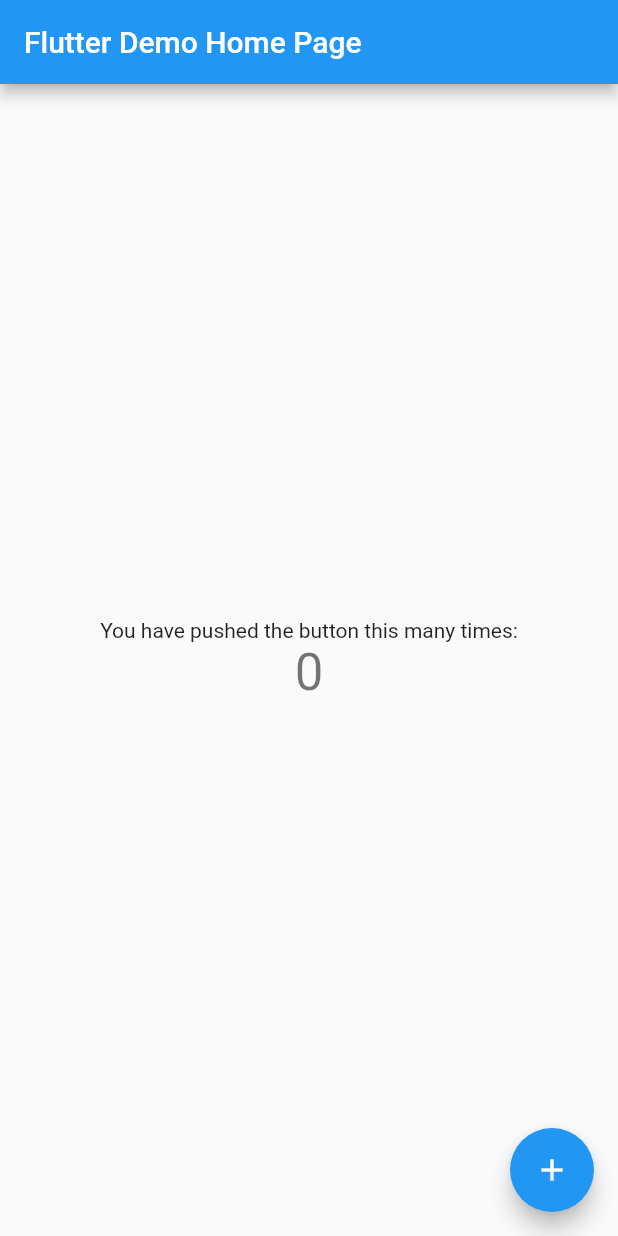
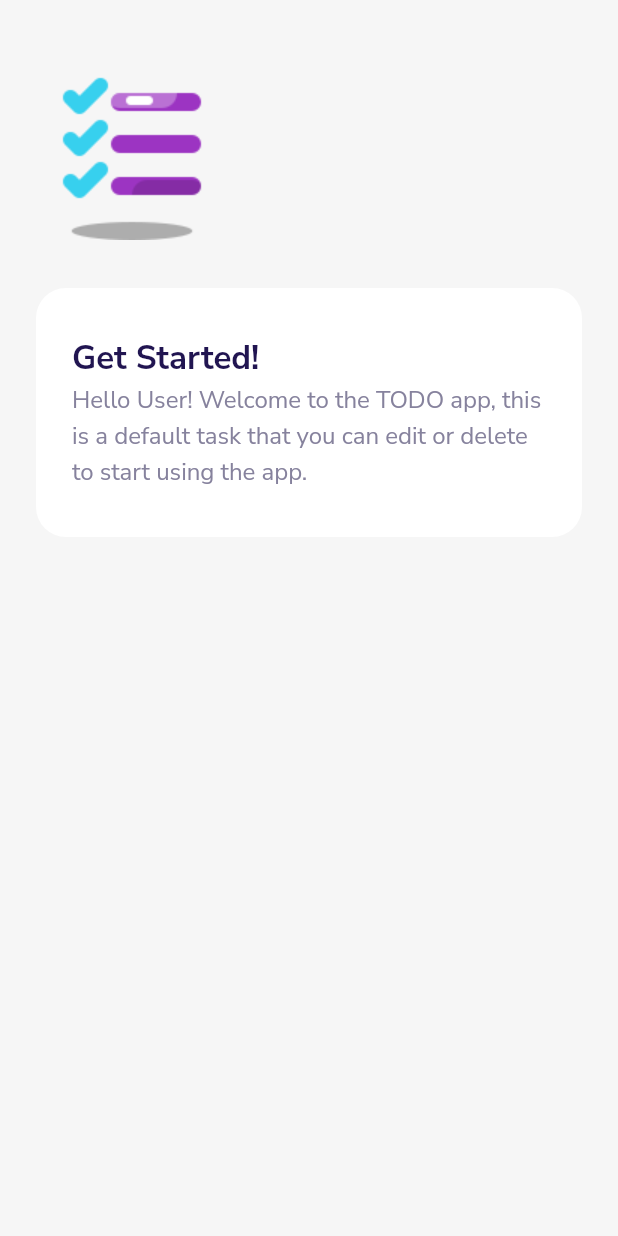
Before and after one commit to Mozart299/flutter_todo_app, a Flutter app: the screen it shows after launch, on a phone screen of 412 x 824 dp. Run offline on Flutter 3.47's test engine with Material 2 defaults, Android fonts, the phone set to English and light mode, and no system bars; our stand-ins replace google_fonts.

Commit message:
first commit

```diff
--- a/lib/main.dart
+++ b/lib/main.dart
@@ -1,4 +1,8 @@
+
+
 import 'package:flutter/material.dart';
+import 'package:flutter_todo_app/screens/homepage.dart';
+import 'package:google_fonts/google_fonts.dart';
 
 void main() {
   runApp(const MyApp());
@@ -11,105 +15,13 @@ class MyApp extends StatelessWidget {
   @override
   Widget build(BuildContext context) {
     return MaterialApp(
-      title: 'Flutter Demo',
+      debugShowCheckedModeBanner: false,
       theme: ThemeData(
-        // This is the theme of your application.
-        //
-        // Try running your application with "flutter run". You'll see the
-        // application has a blue toolbar. Then, without quitting the app, try
-        // changing the primarySwatch below to Colors.green and then invoke
-        // "hot reload" (press "r" in the console where you ran "flutter run",
-        // or simply save your changes to "hot reload" in a Flutter IDE).
-        // Notice that the counter didn't reset back to zero; the application
-        // is not restarted.
-        primarySwatch: Colors.blue,
+        textTheme: GoogleFonts.nunitoSansTextTheme(
+          Theme.of(context).textTheme,
+        ),
       ),
-      home: const MyHomePage(title: 'Flutter Demo Home Page'),
+      home: const Homepage(),
     );
   }
 }
-
-class MyHomePage extends StatefulWidget {
-  const MyHomePage({super.key, required this.title});
-
-  // This widget is the home page of your application. It is stateful, meaning
-  // that it has a State object (defined below) that contains fields that affect
-  // how it looks.
-
-  // This class is the configuration for the state. It holds the values (in this
-  // case the title) provided by the parent (in this case the App widget) and
-  // used by the build method of the State. Fields in a Widget subclass are
-  // always marked "final".
-
-  final String title;
-
-  @override
-  State<MyHomePage> createState() => _MyHomePageState();
-}
-
-class _MyHomePageState extends State<MyHomePage> {
-  int _counter = 0;
-
-  void _incrementCounter() {
-    setState(() {
-      // This call to setState tells the Flutter framework that something has
-      // changed in this State, which causes it to rerun the build method below
-      // so that the display can reflect the updated values. If we changed
-      // _counter without calling setState(), then the build method would not be
-      // called again, and so nothing would appear to happen.
-      _counter++;
-    });
-  }
-
-  @override
-  Widget build(BuildContext context) {
-    // This method is rerun every time setState is called, for instance as done
-    // by the _incrementCounter method above.
-    //
-    // The Flutter framework has been optimized to make rerunning build methods
-    // fast, so that you can just rebuild anything that needs updating rather
-    // than having to individually change instances of widgets.
-    return Scaffold(
-      appBar: AppBar(
-        // Here we take the value from the MyHomePage object that was created by
-        // the App.build method, and use it to set our appbar title.
-        title: Text(widget.title),
-      ),
-      body: Center(
-        // Center is a layout widget. It takes a single child and positions it
-        // in the middle of the parent.
-        child: Column(
-          // Column is also a layout widget. It takes a list of children and
-          // arranges them vertically. By default, it sizes itself to fit its
-          // children horizontally, and tries to be as tall as its parent.
-          //
-          // Invoke "debug painting" (press "p" in the console, choose the
-          // "Toggle Debug Paint" action from the Flutter Inspector in Android
-          // Studio, or the "Toggle Debug Paint" command in Visual Studio Code)
-          // to see the wireframe for each widget.
-          //
-          // Column has various properties to control how it sizes itself and
-          // how it positions its children. Here we use mainAxisAlignment to
-          // center the children vertically; the main axis here is the vertical
-          // axis because Columns are vertical (the cross axis would be
-          // horizontal).
-          mainAxisAlignment: MainAxisAlignment.center,
-          children: <Widget>[
-            const Text(
-              'You have pushed the button this many times:',
-            ),
-            Text(
-              '$_counter',
-              style: Theme.of(context).textTheme.headline4,
-            ),
-          ],
-        ),
-      ),
-      floatingActionButton: FloatingActionButton(
-        onPressed: _incrementCounter,
-        tooltip: 'Increment',
-        child: const Icon(Icons.add),
-      ), // This trailing comma makes auto-formatting nicer for build methods.
-    );
-  }
-}
--- /dev/null
+++ b/lib/screens/homepage.dart
@@ -0,0 +1,48 @@
+import 'package:flutter/material.dart';
+import 'package:flutter_todo_app/widgets.dart';
+
+
+
+class Homepage extends StatefulWidget {
+  const Homepage({super.key});
+
+  @override
+  State<Homepage> createState() => _HomepageState();
+}
+
+class _HomepageState extends State<Homepage> {
+  @override
+  Widget build(BuildContext context) {
+    return Scaffold(
+      // ignore: avoid_unnecessary_containers
+      body: SafeArea(
+        child: Container(
+          width: double.infinity,
+          padding: const EdgeInsets.symmetric(
+            horizontal: 24.0,
+            vertical: 32.0,
+          ),
+          color: const Color(0XFFF6F6F6),
+          child: Column(
+            crossAxisAlignment: CrossAxisAlignment.start,
+            // ignore: prefer_const_literals_to_create_immutables
+            children: [
+              Container(
+                // ignore: prefer_const_constructors
+                margin: EdgeInsets.only(
+                  bottom: 32.0,
+                ),
+                child: const Image(
+                  image: AssetImage(
+                    'assets/images/todo_logo.png'
+                  )
+                ),
+              ),
+            const TaskCardWidget(),
+          ],
+        ),
+      ),
+     ),
+    );
+  }
+}
--- /dev/null
+++ b/lib/widgets.dart
@@ -0,0 +1,42 @@
+import 'package:flutter/material.dart';
+
+class TaskCardWidget extends StatelessWidget {
+  const TaskCardWidget({super.key});
+
+  @override
+  Widget build(BuildContext context) {
+    // ignore: avoid_unnecessary_containers
+    return Container(
+      width: double.infinity,
+      padding: const EdgeInsets.symmetric(
+        horizontal: 24.0,
+        vertical: 32.0,
+      ),
+      decoration: BoxDecoration(
+        color: Colors.white,
+        borderRadius: BorderRadius.circular(20.0),
+      ),
+      child: Column(
+        crossAxisAlignment: CrossAxisAlignment.start,
+        children: const [
+          Text(
+            "Get Started!",
+            style: TextStyle(
+              color: Color.fromRGBO(33, 21, 81, 1),
+              fontSize: 22.0,
+              fontWeight: FontWeight.bold,
+            ),
+          ),
+          Text(
+            "Hello User! Welcome to the TODO app, this is a default task that you can edit or delete to start using the app.",
+            style: TextStyle(
+              fontSize: 16.0,
+              color: Color(0xff86829d),
+              height: 1.5,
+            ),
+          )
+        ],
+      ),
+    );
+  }
+}
```
Also changed, not shown: pubspec.yaml (+7 -62 lines), assets/images/todo_logo.png (added), pubspec.lock, 1 other file.
